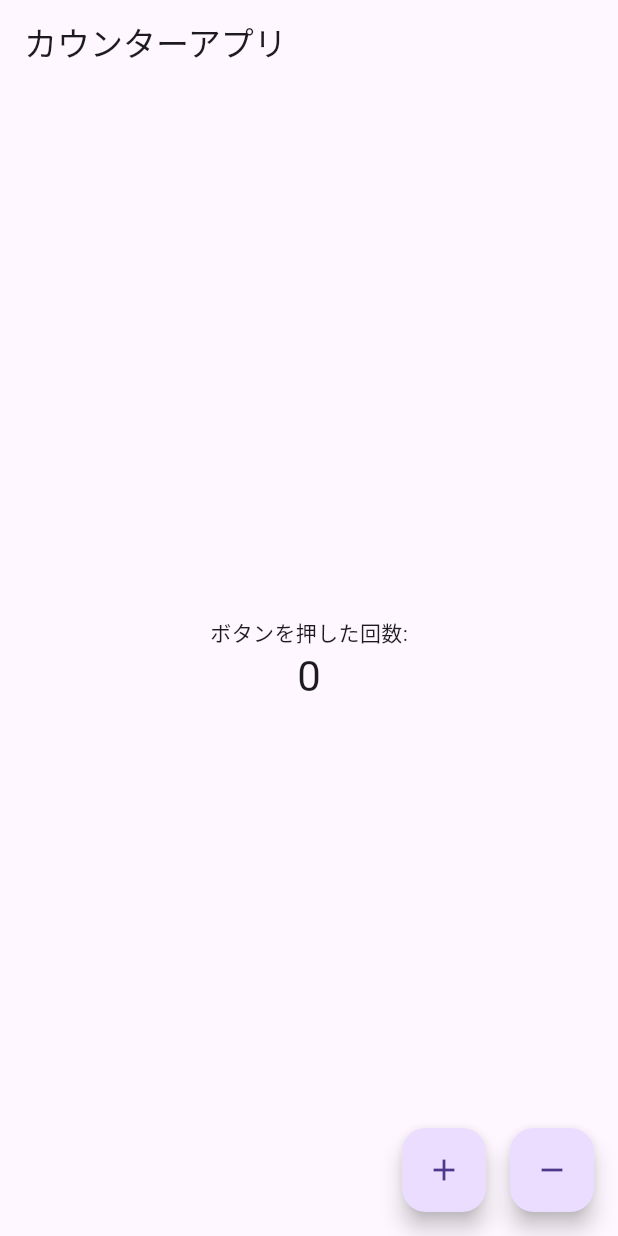
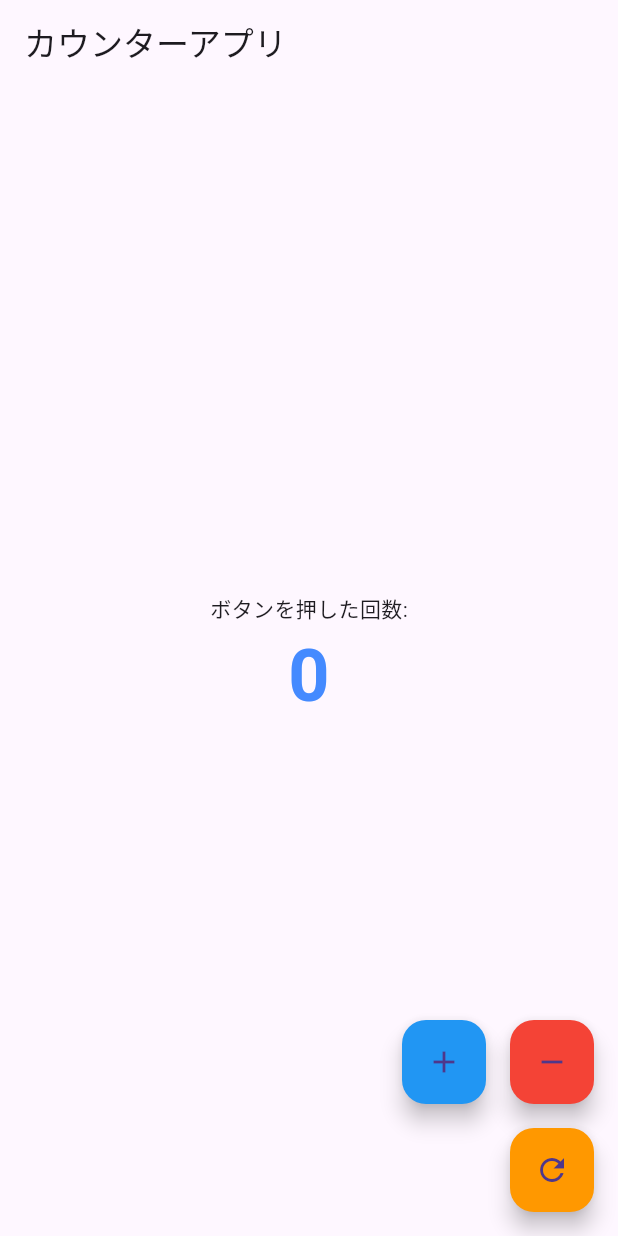
Before and after one commit to nakajinbee/nakajinbee-flutter-tutorial, a Flutter app: the screen it shows after launch, on a phone screen of 412 x 824 dp. Run offline on Flutter 3.47's test engine with Material 3 defaults, Android fonts, the phone set to English and light mode, and no system bars.

Commit message:
リセットボタンを追加

```diff
--- a/lib/main.dart
+++ b/lib/main.dart
@@ -37,7 +37,14 @@
 
   void _decrementCounter() {
     setState(() {
+      if(_counter > 0){
         _counter--;
+      }
+    });
+  }
+  void _resetCounter() {
+  setState(() {
+    _counter = 0; // カウントをリセット
   });
 }
 
@@ -52,24 +59,47 @@
             const Text('ボタンを押した回数:'),
             Text(
               '$_counter',
-              style: Theme.of(context).textTheme.headlineMedium,
+              style: const TextStyle(
+                fontSize:48,
+                fontWeight:FontWeight.bold,
+                color:Colors.blueAccent,
+              ),
             ),
           ],
         ),
       ),
-      floatingActionButton: Row(
+      floatingActionButton: Column(
+        mainAxisAlignment: MainAxisAlignment.end,
+        children: [
+          Row(
             mainAxisAlignment: MainAxisAlignment.end,
             children: [
               FloatingActionButton(
                 onPressed: _incrementCounter,
                 tooltip: 'Increment',
+                backgroundColor: Colors.blue,
                 child: const Icon(Icons.add),
               ),
               const SizedBox(width: 16),
               FloatingActionButton(
                 onPressed: _decrementCounter,
                 tooltip: 'Decrement',
+                backgroundColor: Colors.red,
                 child: const Icon(Icons.remove),
+              ),
+            ],
+          ),
+          const SizedBox(height: 16),
+          Row(
+           mainAxisAlignment: MainAxisAlignment.end,
+           children:[
+          FloatingActionButton(
+            onPressed: _resetCounter,
+            tooltip: 'Reset',
+            backgroundColor: Colors.orange,
+            child: const Icon(Icons.refresh),
+          ),
+           ]
           ),
         ],
       ),
```
Lines whose indentation alone changed are shown as unchanged.
